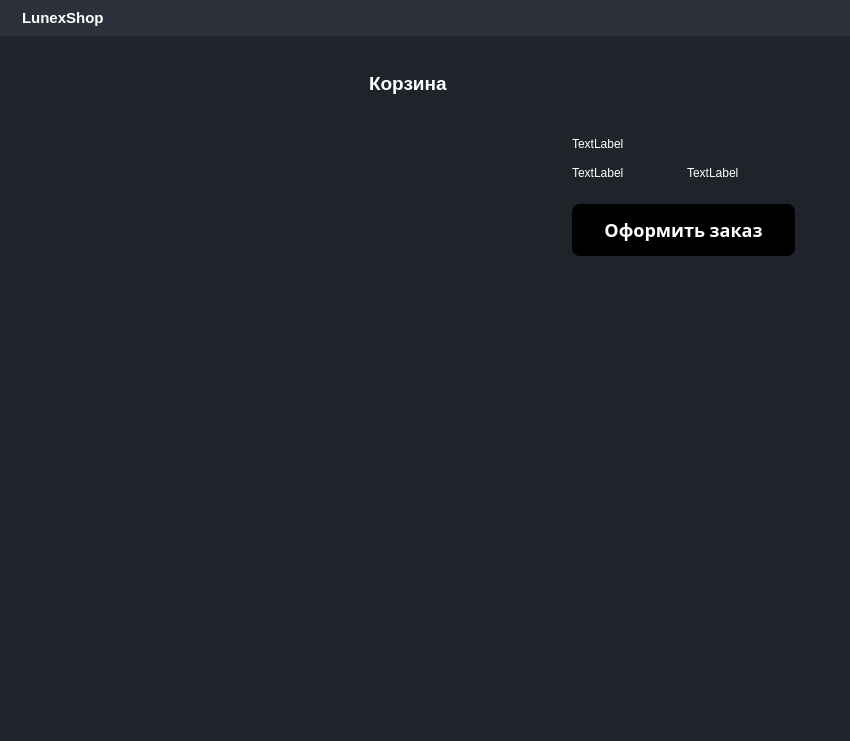
This is forms/interface.ui in LunexCoding/MiniShopUI as Qt 5 draws it before an edit. The edited form follows.
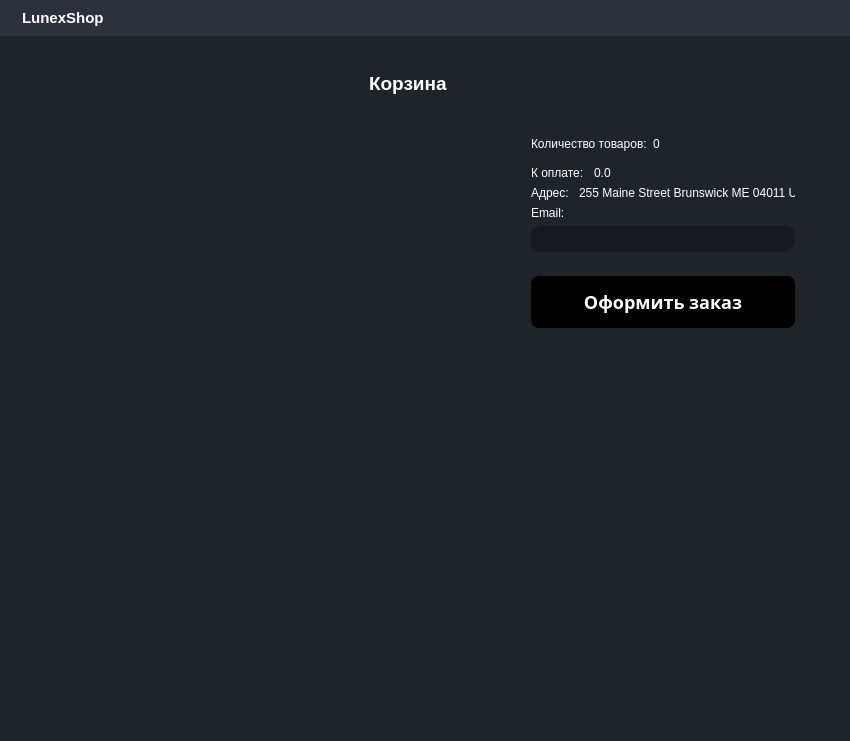
This is the edited form. The open tabs and pages were chosen to show the change. Icons and pictures are not drawn. Custom widgets are drawn as their Qt base class.

What changed in the file:
```diff
--- a/forms/interface.ui
+++ b/forms/interface.ui
@@ -688,7 +688,7 @@
                         <rect>
                          <x>0</x>
                          <y>0</y>
-                         <width>524</width>
+                         <width>470</width>
                          <height>585</height>
                         </rect>
                        </property>
@@ -704,8 +704,8 @@
                      <widget class="QFrame" name="frame_4">
                       <property name="maximumSize">
                        <size>
-                        <width>16777215</width>
-                        <height>200</height>
+                        <width>300</width>
+                        <height>400</height>
                        </size>
                       </property>
                       <property name="frameShape">
@@ -724,14 +724,45 @@
                           <enum>QFrame::Raised</enum>
                          </property>
                          <layout class="QVBoxLayout" name="verticalLayout_4">
-                          <item>
-                           <widget class="QLabel" name="label_2">
-                            <property name="text">
-                             <string>TextLabel</string>
+                          <item alignment="Qt::AlignLeft">
+                           <widget class="QFrame" name="frame_16">
+                            <property name="frameShape">
+                             <enum>QFrame::StyledPanel</enum>
                             </property>
+                            <property name="frameShadow">
+                             <enum>QFrame::Raised</enum>
+                            </property>
+                            <layout class="QHBoxLayout" name="horizontalLayout_15">
+                             <property name="leftMargin">
+                              <number>0</number>
+                             </property>
+                             <property name="topMargin">
+                              <number>0</number>
+                             </property>
+                             <property name="rightMargin">
+                              <number>0</number>
+                             </property>
+                             <property name="bottomMargin">
+                              <number>0</number>
+                             </property>
+                             <item alignment="Qt::AlignLeft">
+                              <widget class="QLabel" name="label_2">
+                               <property name="text">
+                                <string>Количество товаров:</string>
+                               </property>
+                              </widget>
+                             </item>
+                             <item>
+                              <widget class="QLabel" name="countProductsInCart">
+                               <property name="text">
+                                <string>0</string>
+                               </property>
+                              </widget>
+                             </item>
+                            </layout>
                            </widget>
                           </item>
-                          <item>
+                          <item alignment="Qt::AlignLeft">
                            <widget class="QFrame" name="frame_8">
                             <property name="frameShape">
                              <enum>QFrame::StyledPanel</enum>
@@ -740,6 +771,9 @@
                              <enum>QFrame::Raised</enum>
                             </property>
                             <layout class="QHBoxLayout" name="horizontalLayout_6">
+                             <property name="spacing">
+                              <number>10</number>
+                             </property>
                              <property name="leftMargin">
                               <number>0</number>
                              </property>
@@ -752,19 +786,94 @@
                              <property name="bottomMargin">
                               <number>0</number>
                              </property>
-                             <item>
+                             <item alignment="Qt::AlignLeft">
                               <widget class="QLabel" name="label_3">
                                <property name="text">
-                                <string>TextLabel</string>
+                                <string>К оплате:</string>
                                </property>
                               </widget>
                              </item>
+                             <item alignment="Qt::AlignLeft">
+                              <widget class="QLabel" name="cost">
+                               <property name="text">
+                                <string>0.0</string>
+                               </property>
+                              </widget>
+                             </item>
+                            </layout>
+                           </widget>
+                          </item>
+                          <item>
+                           <widget class="QFrame" name="frame">
+                            <property name="frameShape">
+                             <enum>QFrame::StyledPanel</enum>
+                            </property>
+                            <property name="frameShadow">
+                             <enum>QFrame::Raised</enum>
+                            </property>
+                            <layout class="QHBoxLayout" name="horizontalLayout_14">
+                             <property name="spacing">
+                              <number>10</number>
+                             </property>
+                             <property name="leftMargin">
+                              <number>0</number>
+                             </property>
+                             <property name="topMargin">
+                              <number>0</number>
+                             </property>
+                             <property name="rightMargin">
+                              <number>0</number>
+                             </property>
+                             <property name="bottomMargin">
+                              <number>0</number>
+                             </property>
                              <item>
-                              <widget class="QLabel" name="label_4">
+                              <widget class="QLabel" name="address">
                                <property name="text">
-                                <string>TextLabel</string>
+                                <string>Адрес:</string>
                                </property>
                               </widget>
+                             </item>
+                             <item>
+                              <widget class="QLabel" name="label">
+                               <property name="text">
+                                <string>255 Maine Street Brunswick ME 04011 USA</string>
+                               </property>
+                              </widget>
+                             </item>
+                            </layout>
+                           </widget>
+                          </item>
+                          <item>
+                           <widget class="QFrame" name="frame_15">
+                            <property name="frameShape">
+                             <enum>QFrame::StyledPanel</enum>
+                            </property>
+                            <property name="frameShadow">
+                             <enum>QFrame::Raised</enum>
+                            </property>
+                            <layout class="QVBoxLayout" name="verticalLayout_2">
+                             <property name="leftMargin">
+                              <number>0</number>
+                             </property>
+                             <property name="topMargin">
+                              <number>0</number>
+                             </property>
+                             <property name="rightMargin">
+                              <number>0</number>
+                             </property>
+                             <property name="bottomMargin">
+                              <number>0</number>
+                             </property>
+                             <item>
+                              <widget class="QLabel" name="label_9">
+                               <property name="text">
+                                <string>Email:</string>
+                               </property>
+                              </widget>
+                             </item>
+                             <item>
+                              <widget class="QLineEdit" name="lineEdit"/>
                              </item>
                             </layout>
                            </widget>
```
